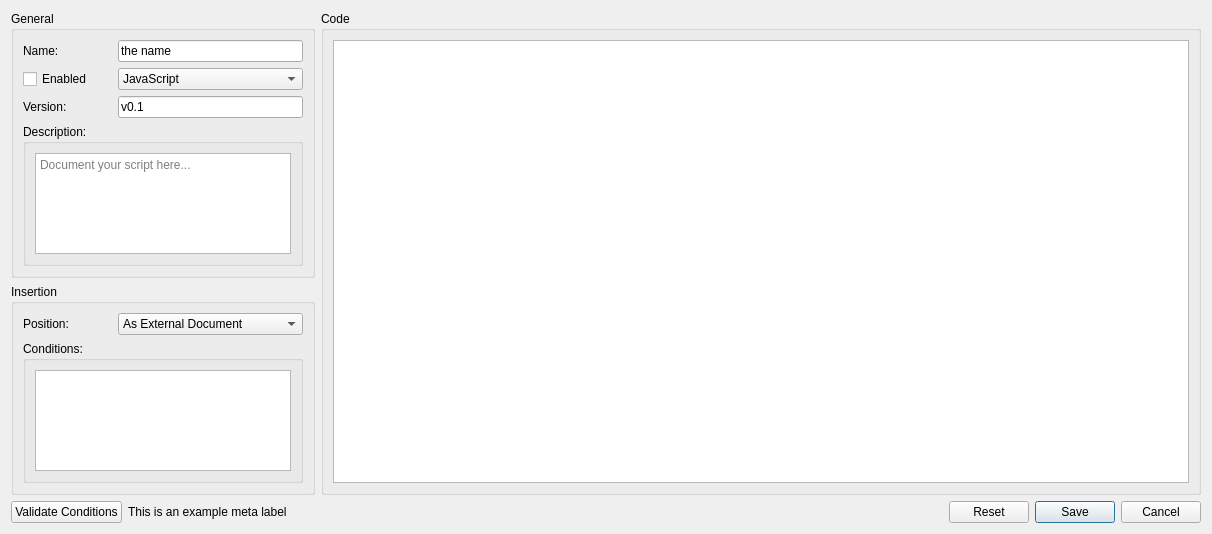
Above: designer/script_config.ui from hgiesel/anki_asset_manager before the change. Below: the same form after it.
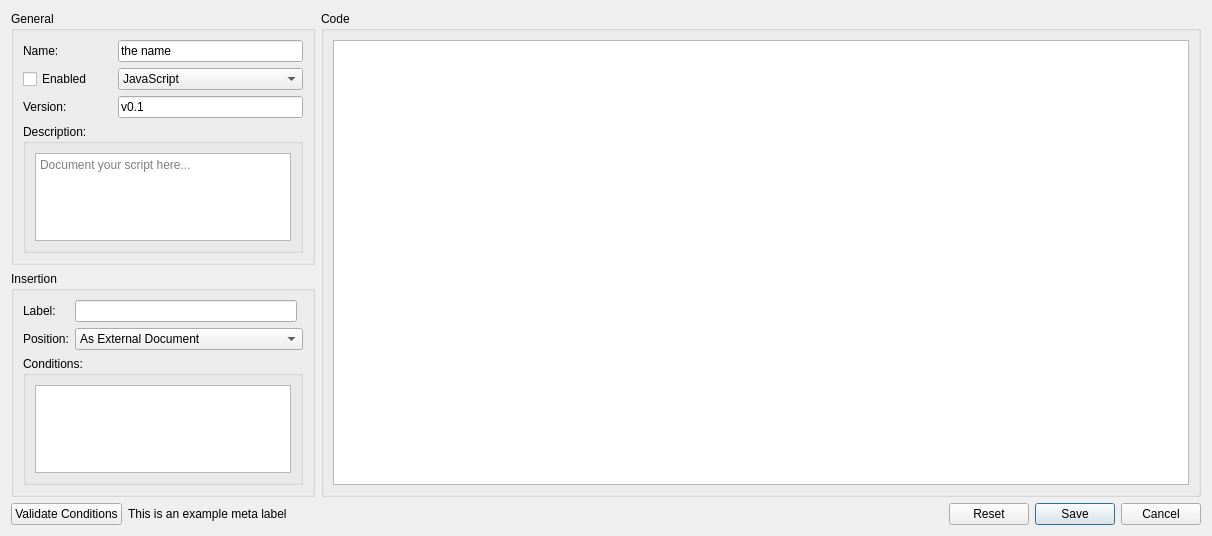
That is the form after the change.

Commit message: Add label for JS scripts

The edit to the form file:
```diff
--- a/designer/script_config.ui
+++ b/designer/script_config.ui
@@ -7,7 +7,7 @@
     <x>0</x>
     <y>0</y>
     <width>1212</width>
-    <height>534</height>
+    <height>536</height>
    </rect>
   </property>
   <property name="windowTitle">
@@ -36,38 +36,7 @@
       <string>Insertion</string>
      </property>
      <layout class="QGridLayout" name="gridLayout_3">
-      <item row="0" column="2" colspan="2">
-       <widget class="QComboBox" name="positionComboBox">
-        <item>
-         <property name="text">
-          <string>As External Document</string>
-         </property>
-        </item>
-        <item>
-         <property name="text">
-          <string>Document Head</string>
-         </property>
-        </item>
-        <item>
-         <property name="text">
-          <string>Document Body</string>
-         </property>
-        </item>
-        <item>
-         <property name="text">
-          <string>Into Template</string>
-         </property>
-        </item>
-       </widget>
-      </item>
-      <item row="0" column="1">
-       <widget class="QLabel" name="label_2">
-        <property name="text">
-         <string>Position:</string>
-        </property>
-       </widget>
-      </item>
-      <item row="3" column="1" rowspan="2" colspan="3">
+      <item row="4" column="1" rowspan="2" colspan="3">
        <widget class="QGroupBox" name="conditionsGroupBox">
         <property name="title">
          <string>Conditions:</string>
@@ -89,6 +58,47 @@
         </layout>
        </widget>
       </item>
+      <item row="1" column="2" colspan="2">
+       <widget class="QComboBox" name="positionComboBox">
+        <item>
+         <property name="text">
+          <string>As External Document</string>
+         </property>
+        </item>
+        <item>
+         <property name="text">
+          <string>Document Head</string>
+         </property>
+        </item>
+        <item>
+         <property name="text">
+          <string>Document Body</string>
+         </property>
+        </item>
+        <item>
+         <property name="text">
+          <string>Into Template</string>
+         </property>
+        </item>
+       </widget>
+      </item>
+      <item row="1" column="1">
+       <widget class="QLabel" name="positionLabel">
+        <property name="text">
+         <string>Position:</string>
+        </property>
+       </widget>
+      </item>
+      <item row="0" column="1">
+       <widget class="QLabel" name="labelLabel">
+        <property name="text">
+         <string>Label:</string>
+        </property>
+       </widget>
+      </item>
+      <item row="0" column="2">
+       <widget class="QLineEdit" name="labelLineEdit"/>
+      </item>
      </layout>
     </widget>
    </item>
```
The commit also changes 9 other files.
